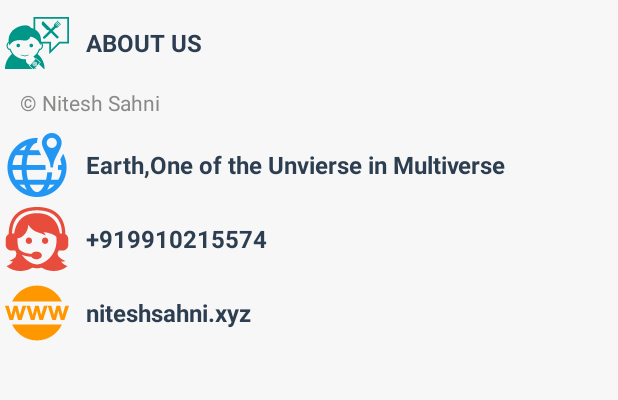
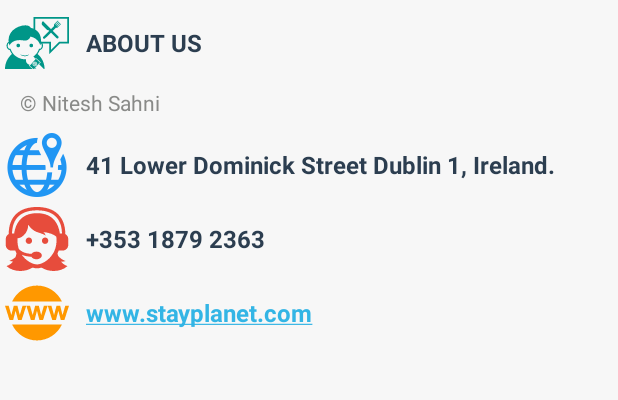
Before and after one commit to stayplanet/City-Guide-Source, an Android app: the AboutUsActivity screen opened directly, with no data from a screen before it, on a phone screen of 412 x 824 dp, the part 412-812 px from its top. Run offline under Robolectric (Android 15) with nearby library versions, the phone set to English and light mode, and no system bars; our stand-ins replace AdMob; network calls fail.

Commit message:
V1.2 - AboutUs activity done

```diff
--- a/app/src/main/res/layout/about_us.xml
+++ b/app/src/main/res/layout/about_us.xml
@@ -1,6 +1,7 @@
 <?xml version="1.0" encoding="utf-8"?>
 <LinearLayout xmlns:android="http://schemas.android.com/apk/res/android"
     xmlns:ads="http://schemas.android.com/apk/res-auto"
+    xmlns:tools="http://schemas.android.com/tools"
     android:layout_width="fill_parent"
     android:layout_height="fill_parent"
     android:background="#f7f7f7"
@@ -188,7 +189,8 @@
                             android:layout_width="0dip"
                             android:layout_height="fill_parent"
                             android:layout_weight="1.5"
-                            android:gravity="center_vertical">
+                            android:gravity="center_vertical"
+                            android:onClick="webpageLink">
 
                             <ImageView
                                 android:layout_width="wrap_content"
@@ -201,6 +203,7 @@
 
                                 android:layout_width="wrap_content"
                                 android:layout_height="wrap_content"
+                                android:onClick="btnWeb"
                                 android:paddingLeft="8dip"
                                 android:text="@string/about_us_web"
                                 android:textColor="#2c3e50"
--- a/app/src/main/res/values/strings.xml
+++ b/app/src/main/res/values/strings.xml
@@ -41,9 +41,9 @@
 
     <!-- About Us Details -->
     <string name="about_us_details">© Nitesh Sahni</string>
-    <string name="about_us_address">Earth,One of the Unvierse in Multiverse</string>
-    <string name="about_us_phone">+919910215574</string>
-    <string name="about_us_web">niteshsahni.xyz</string>
+    <string name="about_us_address">41 Lower Dominick Street Dublin 1, Ireland.</string>
+    <string name="about_us_phone">+353 1879 2363</string>
+    <string name="about_us_web"><a href="https://stayplanet.com/">www.stayplanet.com</a></string>
 
     <string name="title_activity_about_us">AboutUsActivity</string>
 
```
Also changed, not shown: app/src/main/java/xyz/niteshsahni/cityguidepro/activity/AboutUsActivity.java (+13 -0 lines).
